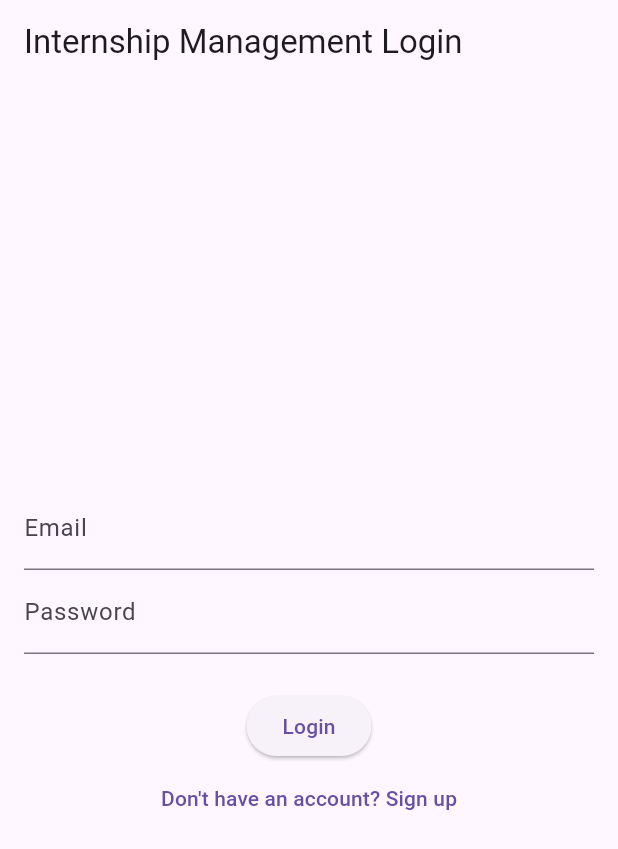
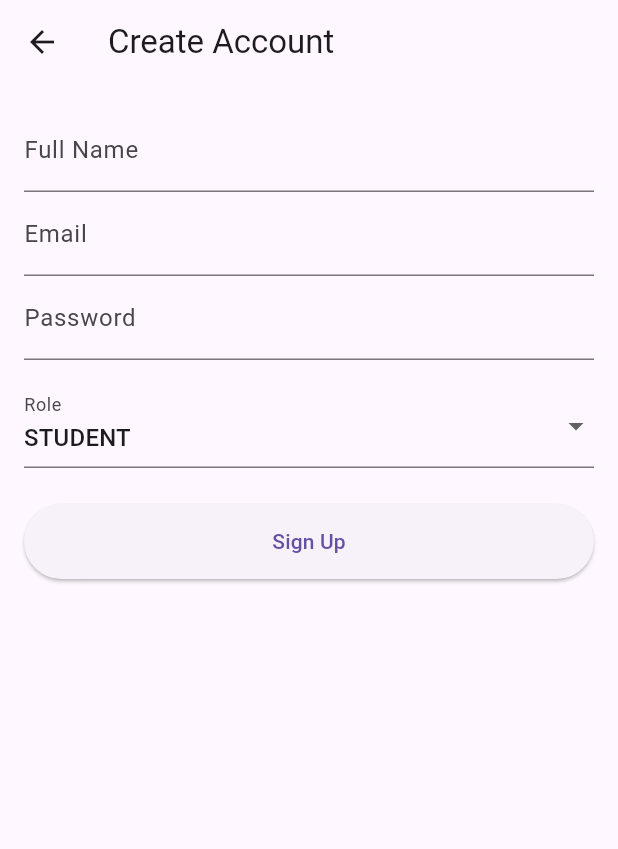
Before and after one commit to rajeeakbar/Offline-first-internship-attachment-management-application-, a Flutter app: the screen it shows after launch, after a tap on an icon or button, on a phone screen of 412 x 824 dp. Shown: the top 849 px of the screen. Run offline on Flutter 3.47's test engine with Material 3 defaults, Android fonts, the phone set to English and light mode, and no system bars; our stand-ins replace connectivity_plus, flutter_riverpod, image_picker, pdf, printing, sqflite and 1 more; accounts and stored records are empty; network calls fail.

Commit message:
fix: resolve type assignment errors and implement missing signup screen
- Added explicit `as String` casts for database fields in `SyncService` to fix `invalid_assignment` errors.
- Created `SignupScreen` and implemented navigation from `LoginScreen` to allow account creation.
- Updated `test/widget_test.dart` with the correct `InternshipApp` class name.
- Fixed a circular/redundant import in `auth_repository.dart`.
- Verified all changes with `flutter analyze`.

Co-authored-by: rajeeakbar <139373939+rajeeakbar@users.noreply.github.com>

```diff
--- a/lib/features/auth/data/auth_repository.dart
+++ b/lib/features/auth/data/auth_repository.dart
@@ -1,6 +1,5 @@
 import 'package:flutter_riverpod/flutter_riverpod.dart';
 import 'package:supabase_flutter/supabase_flutter.dart';
-import '../data/auth_repository.dart';
 
 final authRepositoryProvider = Provider((ref) => AuthRepository(Supabase.instance.client));
 
--- a/lib/features/auth/presentation/login_screen.dart
+++ b/lib/features/auth/presentation/login_screen.dart
@@ -1,6 +1,7 @@
 import 'package:flutter/material.dart';
 import 'package:flutter_riverpod/flutter_riverpod.dart';
 import '../data/auth_repository.dart';
+import 'signup_screen.dart';
 
 class LoginScreen extends ConsumerStatefulWidget {
   const LoginScreen({super.key});
@@ -57,7 +58,9 @@ class _LoginScreenState extends ConsumerState<LoginScreen> {
                   ),
             TextButton(
               onPressed: () {
-                // Navigate to Signup
+                Navigator.of(context).push(
+                  MaterialPageRoute(builder: (context) => const SignupScreen()),
+                );
               },
               child: const Text('Don\'t have an account? Sign up'),
             ),
--- /dev/null
+++ b/lib/features/auth/presentation/signup_screen.dart
@@ -0,0 +1,124 @@
+import 'package:flutter/material.dart';
+import 'package:flutter_riverpod/flutter_riverpod.dart';
+import '../data/auth_repository.dart';
+
+class SignupScreen extends ConsumerStatefulWidget {
+  const SignupScreen({super.key});
+
+  @override
+  ConsumerState<SignupScreen> createState() => _SignupScreenState();
+}
+
+class _SignupScreenState extends ConsumerState<SignupScreen> {
+  final _formKey = GlobalKey<FormState>();
+  final _fullNameController = TextEditingController();
+  final _emailController = TextEditingController();
+  final _passwordController = TextEditingController();
+  String _selectedRole = 'student';
+  bool _isLoading = false;
+
+  final List<String> _roles = [
+    'student',
+    'academic_supervisor',
+    'industry_supervisor',
+    'admin',
+  ];
+
+  Future<void> _signup() async {
+    if (!_formKey.currentState!.validate()) return;
+
+    setState(() => _isLoading = true);
+    try {
+      await ref.read(authRepositoryProvider).signUp(
+            email: _emailController.text.trim(),
+            password: _passwordController.text.trim(),
+            fullName: _fullNameController.text.trim(),
+            role: _selectedRole,
+          );
+      if (mounted) {
+        ScaffoldMessenger.of(context).showSnackBar(
+          const SnackBar(content: Text('Signup successful! Please login.')),
+        );
+        Navigator.of(context).pop();
+      }
+    } catch (e) {
+      if (mounted) {
+        ScaffoldMessenger.of(context).showSnackBar(
+          SnackBar(content: Text('Signup failed: $e')),
+        );
+      }
+    } finally {
+      if (mounted) setState(() => _isLoading = false);
+    }
+  }
+
+  @override
+  Widget build(BuildContext context) {
+    return Scaffold(
+      appBar: AppBar(title: const Text('Create Account')),
+      body: SingleChildScrollView(
+        padding: const EdgeInsets.all(16.0),
+        child: Form(
+          key: _formKey,
+          child: Column(
+            children: [
+              TextFormField(
+                controller: _fullNameController,
+                decoration: const InputDecoration(labelText: 'Full Name'),
+                validator: (value) =>
+                    value == null || value.isEmpty ? 'Enter your name' : null,
+              ),
+              TextFormField(
+                controller: _emailController,
+                decoration: const InputDecoration(labelText: 'Email'),
+                keyboardType: TextInputType.emailAddress,
+                validator: (value) =>
+                    value == null || value.isEmpty ? 'Enter your email' : null,
+              ),
+              TextFormField(
+                controller: _passwordController,
+                decoration: const InputDecoration(labelText: 'Password'),
+                obscureText: true,
+                validator: (value) => value == null || value.length < 6
+                    ? 'Password must be at least 6 characters'
+                    : null,
+              ),
+              const SizedBox(height: 16),
+              DropdownButtonFormField<String>(
+                value: _selectedRole,
+                decoration: const InputDecoration(labelText: 'Role'),
+                items: _roles.map((role) {
+                  return DropdownMenuItem(
+                    value: role,
+                    child: Text(role.replaceAll('_', ' ').toUpperCase()),
+                  );
+                }).toList(),
+                onChanged: (value) {
+                  if (value != null) setState(() => _selectedRole = value);
+                },
+              ),
+              const SizedBox(height: 24),
+              _isLoading
+                  ? const CircularProgressIndicator()
+                  : ElevatedButton(
+                      onPressed: _signup,
+                      style: ElevatedButton.styleFrom(
+                        minimumSize: const Size.fromHeight(50),
+                      ),
+                      child: const Text('Sign Up'),
+                    ),
+            ],
+          ),
+        ),
+      ),
+    );
+  }
+
+  @override
+  void dispose() {
+    _fullNameController.dispose();
+    _emailController.dispose();
+    _passwordController.dispose();
+    super.dispose();
+  }
+}
```
